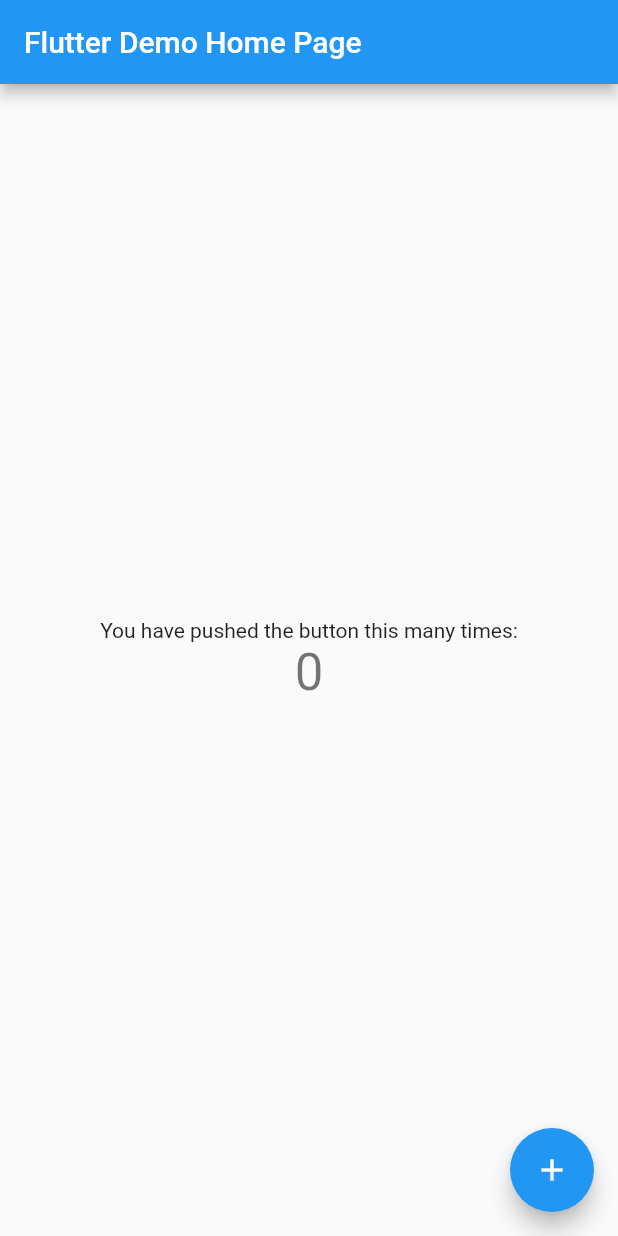
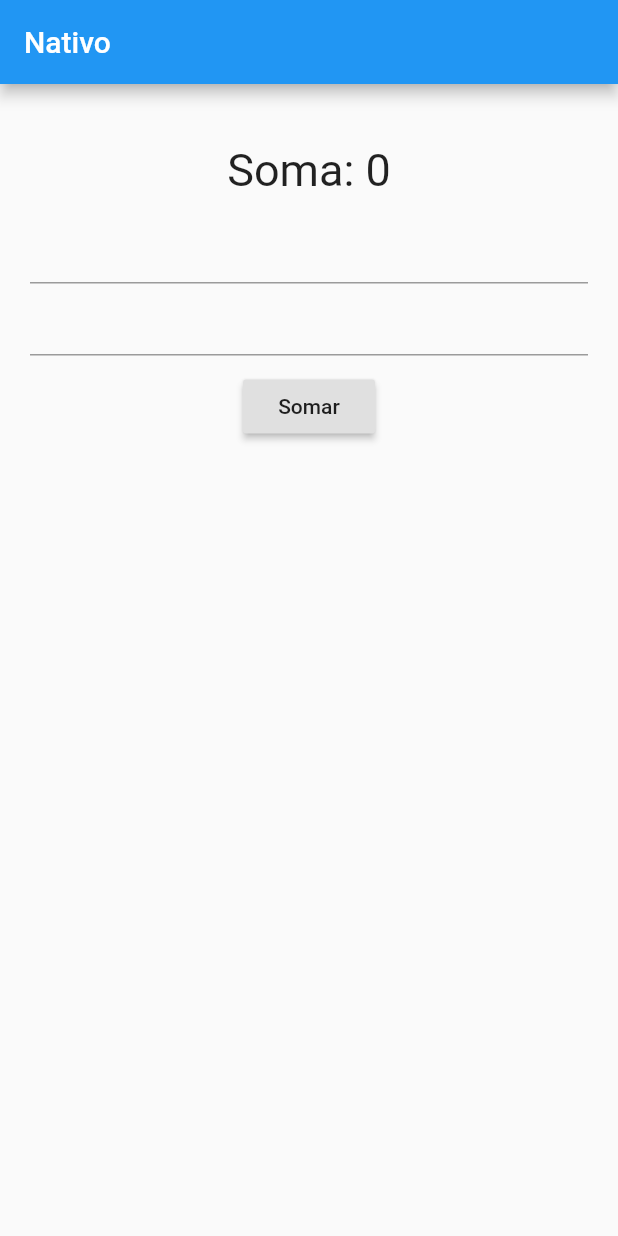
Before and after one commit to lucasbiancogs/nativeInterface, a Flutter app: the screen it shows after launch, on a phone screen of 412 x 824 dp. Run offline on Flutter 3.47's test engine with Material 2 defaults, Android fonts, the phone set to English and light mode, and no system bars.

Commit message:
Implementing native code and flutter channel

```diff
--- a/lib/main.dart
+++ b/lib/main.dart
@@ -1,117 +1,102 @@
 import 'package:flutter/material.dart';
+import 'package:flutter/services.dart';
 
 void main() {
   runApp(MyApp());
 }
 
 class MyApp extends StatelessWidget {
-  // This widget is the root of your application.
   @override
   Widget build(BuildContext context) {
     return MaterialApp(
       title: 'Flutter Demo',
       theme: ThemeData(
-        // This is the theme of your application.
-        //
-        // Try running your application with "flutter run". You'll see the
-        // application has a blue toolbar. Then, without quitting the app, try
-        // changing the primarySwatch below to Colors.green and then invoke
-        // "hot reload" (press "r" in the console where you ran "flutter run",
-        // or simply save your changes to "hot reload" in a Flutter IDE).
-        // Notice that the counter didn't reset back to zero; the application
-        // is not restarted.
         primarySwatch: Colors.blue,
-        // This makes the visual density adapt to the platform that you run
-        // the app on. For desktop platforms, the controls will be smaller and
-        // closer together (more dense) than on mobile platforms.
         visualDensity: VisualDensity.adaptivePlatformDensity,
       ),
-      home: MyHomePage(title: 'Flutter Demo Home Page'),
+      home: MyHomePage(),
     );
   }
 }
 
 class MyHomePage extends StatefulWidget {
-  MyHomePage({Key key, this.title}) : super(key: key);
-
-  // This widget is the home page of your application. It is stateful, meaning
-  // that it has a State object (defined below) that contains fields that affect
-  // how it looks.
-
-  // This class is the configuration for the state. It holds the values (in this
-  // case the title) provided by the parent (in this case the App widget) and
-  // used by the build method of the State. Fields in a Widget subclass are
-  // always marked "final".
-
-  final String title;
-
   @override
   _MyHomePageState createState() => _MyHomePageState();
 }
 
 class _MyHomePageState extends State<MyHomePage> {
-  int _counter = 0;
+  double _a = 0;
+  double _b = 0;
+  double _sum = 0;
 
-  void _incrementCounter() {
+  Future<void> _callSum() async {
+    /*
+    Esse é o canal de comunicação com o pacote nativo
+    existe um padrão para realizar essa chamada
+
+    <domínio>/<channel>
+    */
+    const channel = MethodChannel('lucas.biancogs.com.br/nativo');
+
+    try {
+      // Jeito de passar parâmetros para o método invocado
+      // Espero então a resposta (toda execução é feita de forma assíncrona)
+      final sum = await channel.invokeMethod('calcSum', {"a": _a, "b": _b});
+
+      setState(() {
+        _sum = sum;
+      });
+    } on PlatformException {
+      setState(() {
+        _sum = 0;
+      });
+    }
+
     setState(() {
-      // This call to setState tells the Flutter framework that something has
-      // changed in this State, which causes it to rerun the build method below
-      // so that the display can reflect the updated values. If we changed
-      // _counter without calling setState(), then the build method would not be
-      // called again, and so nothing would appear to happen.
-      _counter++;
+      _sum = _a + _b;
     });
   }
 
   @override
   Widget build(BuildContext context) {
-    // This method is rerun every time setState is called, for instance as done
-    // by the _incrementCounter method above.
-    //
-    // The Flutter framework has been optimized to make rerunning build methods
-    // fast, so that you can just rebuild anything that needs updating rather
-    // than having to individually change instances of widgets.
     return Scaffold(
       appBar: AppBar(
-        // Here we take the value from the MyHomePage object that was created by
-        // the App.build method, and use it to set our appbar title.
-        title: Text(widget.title),
+        title: Text('Nativo'),
       ),
       body: Center(
-        // Center is a layout widget. It takes a single child and positions it
-        // in the middle of the parent.
-        child: Column(
-          // Column is also a layout widget. It takes a list of children and
-          // arranges them vertically. By default, it sizes itself to fit its
-          // children horizontally, and tries to be as tall as its parent.
-          //
-          // Invoke "debug painting" (press "p" in the console, choose the
-          // "Toggle Debug Paint" action from the Flutter Inspector in Android
-          // Studio, or the "Toggle Debug Paint" command in Visual Studio Code)
-          // to see the wireframe for each widget.
-          //
-          // Column has various properties to control how it sizes itself and
-          // how it positions its children. Here we use mainAxisAlignment to
-          // center the children vertically; the main axis here is the vertical
-          // axis because Columns are vertical (the cross axis would be
-          // horizontal).
-          mainAxisAlignment: MainAxisAlignment.center,
-          children: <Widget>[
-            Text(
-              'You have pushed the button this many times:',
-            ),
-            Text(
-              '$_counter',
-              style: Theme.of(context).textTheme.headline4,
-            ),
-          ],
+        child: Padding(
+          padding: EdgeInsets.all(20),
+          child: Column(
+            children: [
+              SizedBox(height: 20),
+              Text(
+                'Soma: ${_sum.toStringAsFixed(0)}',
+                style: TextStyle(
+                  fontSize: 30,
+                ),
+              ),
+              SizedBox(height: 10),
+              TextField(
+                keyboardType: TextInputType.number,
+                onChanged: (value) => setState(() {
+                  _a = double.tryParse(value) ?? 0.0;
+                }),
+              ),
+              TextField(
+                keyboardType: TextInputType.number,
+                onChanged: (value) => setState(() {
+                  _b = double.tryParse(value) ?? 0.0;
+                }),
+              ),
+              SizedBox(height: 10),
+              RaisedButton(
+                onPressed: _callSum,
+                child: Text('Somar'),
+              )
+            ],
+          ),
         ),
       ),
-      floatingActionButton: FloatingActionButton(
-        onPressed: _incrementCounter,
-        tooltip: 'Increment',
-        child: Icon(Icons.add),
-      ), // This trailing comma makes auto-formatting nicer for build methods.
     );
   }
 }
```
Also changed, not shown: 3 other files.
